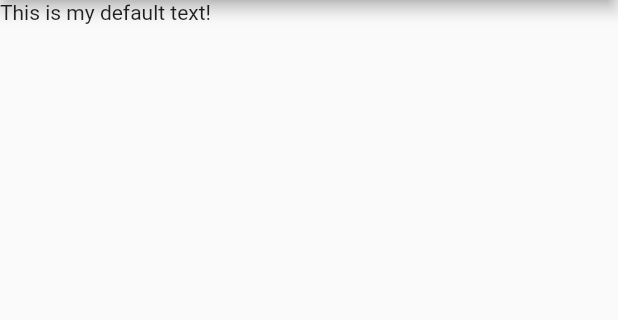
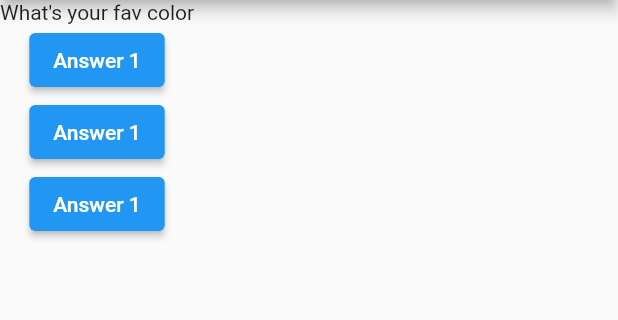
Before and after one commit to oyegbilepraise/First_Flutter_app, a Flutter app: the screen it shows after launch, on a phone screen of 412 x 824 dp, the part 84-404 px from its top. Run offline on Flutter 3.47's test engine with Material 2 defaults, Android fonts, the phone set to English and light mode, and no system bars.

Commit message:
Added Question.dart file

```diff
--- a/lib/main.dart
+++ b/lib/main.dart
@@ -1,18 +1,64 @@
 import 'package:flutter/material.dart';
 
-void main() {
-  runApp(MyApp());
+import './question.dart';
+
+// void main() {
+//   runApp(MyApp());
+// }
+
+void main() => runApp(MyApp());
+
+class MyApp extends StatefulWidget {
+  @override
+  State<StatefulWidget> createState() {
+    // TODO: implement createState
+    return _MyAppState();
+  }
 }
 
-class MyApp extends StatelessWidget {
+class _MyAppState extends State<MyApp> {
+  var _questionIndex = 0;
+
+  void _answerChosen() {
+    setState(() {
+      _questionIndex += 1;
+    });
+    print(
+      'Answer Selected!',
+    );
+  }
+
   @override
   Widget build(BuildContext context) {
+    var questions = [
+      'What\'s your fav color',
+      'What\'s your fav animal',
+    ];
     return MaterialApp(
-        home: Scaffold(
-      appBar: AppBar(
-        title: Text('My First App'),
+      home: Scaffold(
+        appBar: AppBar(
+          title: Text('My First App'),
+        ),
+        body: Column(
+          children: [
+            Question(
+              questions[_questionIndex],
+            ),
+            ElevatedButton(
+              child: Text('Answer 1'),
+              onPressed: _answerChosen,
+            ),
+            ElevatedButton(
+              child: Text('Answer 1'),
+              onPressed: _answerChosen,
+            ),
+            ElevatedButton(
+              child: Text('Answer 1'),
+              onPressed: _answerChosen,
+            ),
+          ],
+        ),
       ),
-      body: Text('This is my default text!'),
-    ));
+    );
   }
 }
--- /dev/null
+++ b/lib/question.dart
@@ -0,0 +1,12 @@
+import 'package:flutter/material.dart';
+
+class Question extends StatelessWidget {
+  String questionText;
+
+  Question(this.questionText);
+
+  @override
+  Widget build(BuildContext context) {
+    return Text(questionText);
+  }
+}
```
